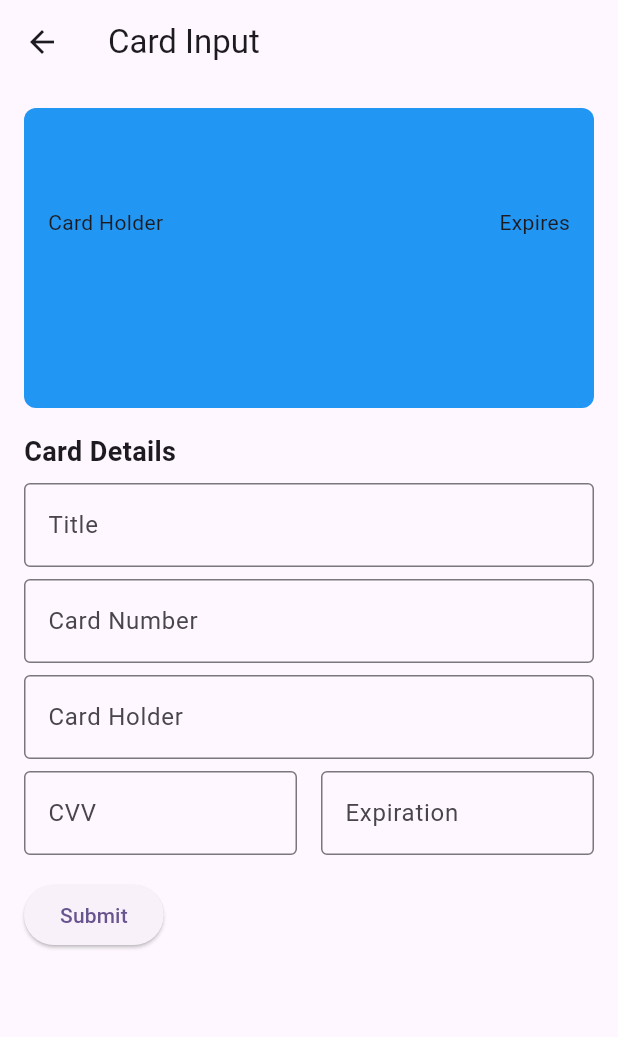
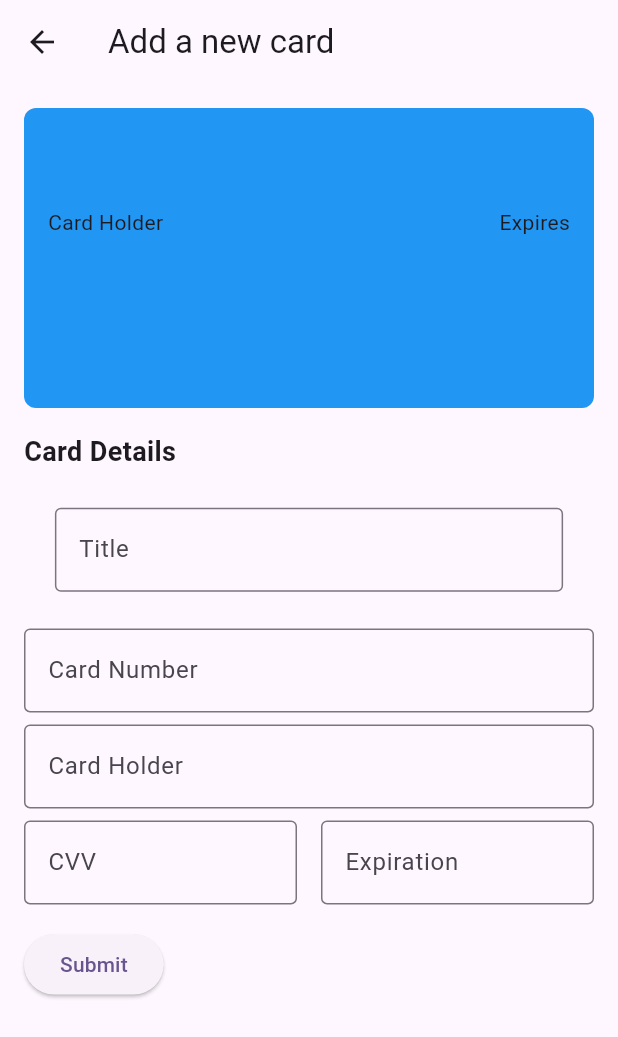
Before and after one commit to RA341/DumbKey, a Flutter app: the AddCard screen opened directly, on a phone screen of 412 x 824 dp. Shown: the top 1037 px of the screen. Run offline on Flutter 3.47's test engine with Material 2 defaults, Android fonts, the phone set to English and light mode, and no system bars; our stand-ins replace connectivity_plus, flutter_dotenv, flutter_secure_storage, flutter_speed_dial, get_it, isar and 1 more; missing offline and left inert: firedart, sodium_libs, string_extensions; accounts and stored records are empty; generated files the repository leaves out were written again; statements that could not run were skipped.

Commit message:
improving ui

```diff
--- a/lib/home/ui/mobile/card_tab/add_card.dart
+++ b/lib/home/ui/mobile/card_tab/add_card.dart
@@ -66,9 +66,14 @@ class _AddCardState extends State<AddCard> {
 
   @override
   Widget build(BuildContext context) {
+    final isUpdate = widget.savedCard != null;
+
+    final titleText = isUpdate ? 'Update Card' : 'Add a new card';
+    final submitText = isUpdate ? 'Update' : 'Submit';
+
     return Scaffold(
       appBar: AppBar(
-        title: const Text('Card Input'),
+        title: Text(titleText),
       ),
       body: Container(
         padding: const EdgeInsets.all(16),
@@ -125,11 +130,7 @@ class _AddCardState extends State<AddCard> {
                               savedKey: widget.savedCard,
                             );
                           },
-                    child: value
-                        ? const CircularProgressIndicator()
-                        : widget.savedCard == null
-                            ? const Text('Submit')
-                            : const Text('Update'),
+                    child: value ? const CircularProgressIndicator() : Text(submitText),
                   );
                 },
               ),
--- a/lib/home/ui/mobile/passwords_tab/widgets/form/category_input.dart
+++ b/lib/home/ui/mobile/passwords_tab/widgets/form/category_input.dart
@@ -5,11 +5,9 @@ import 'package:flutter/material.dart';
 class CategoryField extends StatelessWidget {
   const CategoryField({
     required this.controller,
-    required this.currFocusNode,
     super.key,
   });
 
-  final FocusNode currFocusNode;
   final TextEditingController controller;
 
   @override
@@ -29,12 +27,10 @@ class CategoryField extends StatelessWidget {
       fieldViewBuilder: (context, textEditingController, focusNode, onFieldSubmitted) {
         return TextFormField(
           autofillHints: settings.settingsInst.categories,
-          focusNode: currFocusNode,
           onFieldSubmitted: (_) {
             if (controller.text.isNotEmpty) {
               settings.addCategory(controller.text.toLowerCase());
             }
-            currFocusNode.unfocus();
           },
           scrollPadding: EdgeInsets.only(
             bottom: MediaQuery.of(context).viewInsets.bottom,
--- a/lib/home/ui/shared/title_input.dart
+++ b/lib/home/ui/shared/title_input.dart
@@ -1,21 +1,19 @@
+import 'package:dumbkey/utils/widgets/util.dart';
 import 'package:flutter/material.dart';
 
 class TitleInput extends StatelessWidget {
   const TitleInput({
     required this.controller,
-    this.currFocusNode,
-    this.nextFocusNode,
     super.key,
   });
 
-  final FocusNode? currFocusNode;
-  final FocusNode? nextFocusNode;
   final TextEditingController controller;
 
   @override
   Widget build(BuildContext context) {
-    return TextFormField(
-      focusNode: currFocusNode,
+    return Padding(
+      padding: responsivePadding(context),
+      child: TextFormField(
         controller: controller,
         decoration: const InputDecoration(
           labelText: 'Title',
@@ -29,11 +27,7 @@ class TitleInput extends StatelessWidget {
           }
           return null;
         },
-      onFieldSubmitted: (_) {
-        if (nextFocusNode == null || currFocusNode == null) return;
-        currFocusNode!.unfocus();
-        FocusScope.of(context).requestFocus(nextFocusNode);
-      },
+      ),
     );
   }
 }
--- a/lib/utils/widgets/util.dart
+++ b/lib/utils/widgets/util.dart
@@ -1,4 +1,7 @@
+import 'package:flutter/foundation.dart';
 import 'package:flutter/material.dart';
+
+bool isDebug = kDebugMode;
 
 void displaySnackBar(BuildContext context, String message) {
   ScaffoldMessenger.of(context).showSnackBar(
@@ -7,3 +10,17 @@ void displaySnackBar(BuildContext context, String message) {
     ),
   );
 }
+
+EdgeInsetsGeometry responsivePadding(BuildContext context,
+    {double horizontalFactor = 0.05, double verticalFactor = 0.02}) {
+  final screenWidth = MediaQuery.of(context).size.width;
+  final screenHeight = MediaQuery.of(context).size.height;
+
+  final horizontalPadding = screenWidth * horizontalFactor;
+  final verticalPadding = screenHeight * verticalFactor;
+
+  return EdgeInsets.symmetric(
+    horizontal: horizontalPadding,
+    vertical: verticalPadding,
+  );
+}
```
Also changed, not shown: lib/auth/ui/mobile/auth_page.dart (+28 -10 lines), lib/auth/ui/mobile/signup_page.dart (+21 -7 lines), lib/home/ui/mobile/notes_tab/add_notes.dart (+10 -13 lines), lib/home/ui/mobile/passwords_tab/add_password.dart (+15 -50 lines), lib/home/ui/mobile/passwords_tab/widgets/form/description_input.dart (+1 -8 lines), lib/home/ui/mobile/passwords_tab/widgets/form/email_input.dart (+0 -10 lines), lib/home/ui/mobile/passwords_tab/widgets/form/org_input.dart (+0 -9 lines), lib/home/ui/mobile/passwords_tab/widgets/form/password_input.dart (+0 -9 lines), lib/home/ui/mobile/passwords_tab/widgets/form/username_input.dart (+0 -9 lines). Lines whose indentation alone changed are shown as unchanged.
